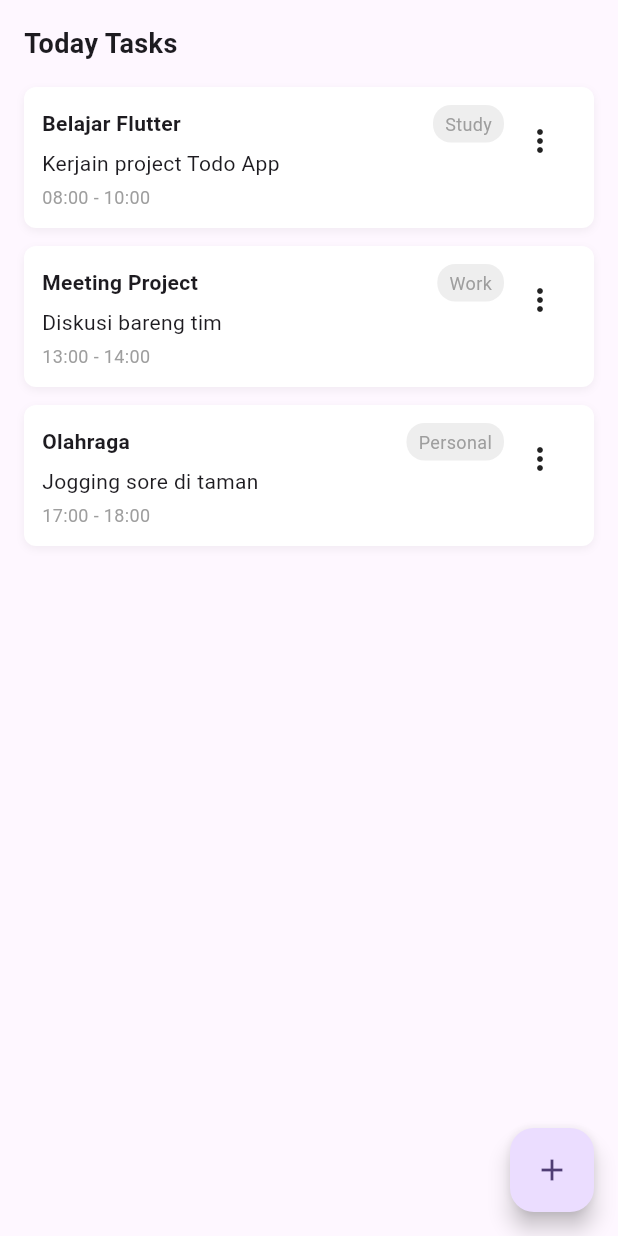
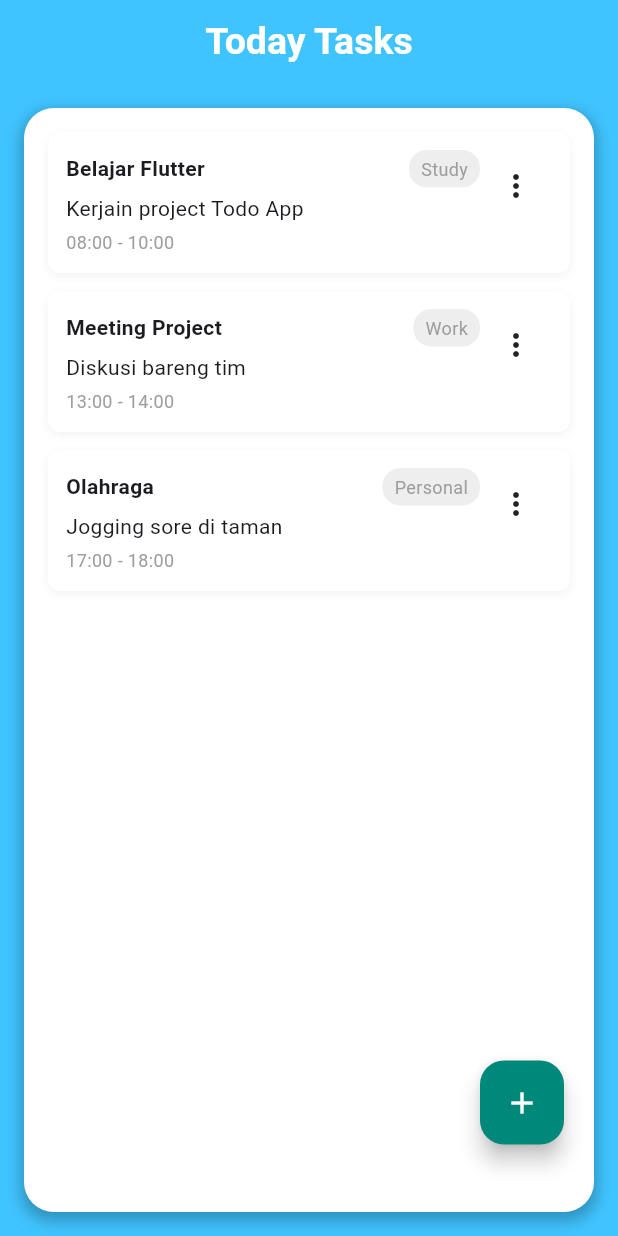
Before and after one commit to dira28/TodoList_App, a Flutter app: the HomePage screen opened directly, on a phone screen of 412 x 824 dp. Run offline on Flutter 3.47's test engine with Material 3 defaults, Android fonts, the phone set to English and light mode, and no system bars; our stand-ins replace get.

Commit message:
[DR]add styling for home page

```diff
--- a/lib/pages/home_page.dart
+++ b/lib/pages/home_page.dart
@@ -12,27 +12,44 @@ class HomePage extends StatelessWidget {
   @override
   Widget build(BuildContext context) {
     return Scaffold(
-      body: SafeArea(
-        child: Padding(
+      backgroundColor: Colors.lightBlueAccent,
+      appBar: AppBar(
+        backgroundColor: Colors.lightBlueAccent,
+        elevation: 0,
+        title: const Text(
+          "Today Tasks",
+          style: TextStyle(
+            fontSize: 25,
+            color: Colors.white,
+            fontWeight: FontWeight.bold,
+          ),
+        ),
+        centerTitle: true,
+      ),
+
+      body: Container(
+        margin: const EdgeInsets.all(16),
         padding: const EdgeInsets.all(16),
-          child: Column(
-            crossAxisAlignment: CrossAxisAlignment.start,
-            children: [
-              Row(
-                mainAxisAlignment: MainAxisAlignment.spaceBetween,
-                children: [
-                  const Text(
-                    "Today Tasks",
-                    style: TextStyle(fontSize: 18, fontWeight: FontWeight.bold),
+        decoration: BoxDecoration(
+          color: Colors.white,
+          borderRadius: BorderRadius.circular(20),
+          boxShadow: [
+            BoxShadow(
+              color: Colors.black26,
+              blurRadius: 8,
+              spreadRadius: 2,
+              offset: const Offset(0, 4),
             ),
           ],
         ),
-              const SizedBox(height: 16),
-
-              Expanded(
         child: Obx(() {
           if (todoController.todos.isEmpty) {
-                    return const Center(child: Text("Belum ada tugas"));
+            return const Center(
+              child: Text(
+                "Belum ada tugas",
+                style: TextStyle(fontSize: 16, color: Colors.black54),
+              ),
+            );
           }
           return ListView.builder(
             itemCount: todoController.todos.length,
@@ -43,16 +60,16 @@ class HomePage extends StatelessWidget {
           );
         }),
       ),
-            ],
-          ),
-        ),
-      ),
 
-      floatingActionButton: FloatingActionButton(
+      floatingActionButton: Padding(
+        padding: const EdgeInsets.only(bottom: 45, right: 20),
+        child: FloatingActionButton(
+          backgroundColor: Colors.teal.shade600,
           onPressed: () {
             Get.to(() => AddTodoPage());
           },
-        child: const Icon(Icons.add),
+          child: const Icon(Icons.add, color: Colors.white),
+        ),
       ),
     );
   }
```
Lines whose indentation alone changed are shown as unchanged.
